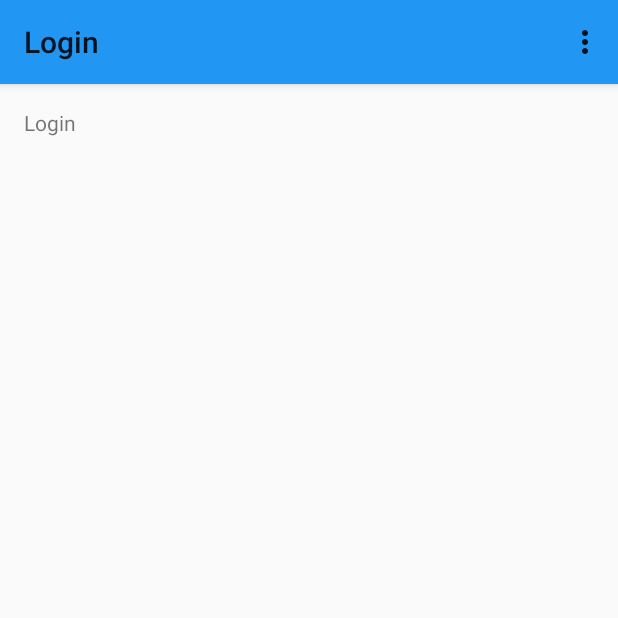
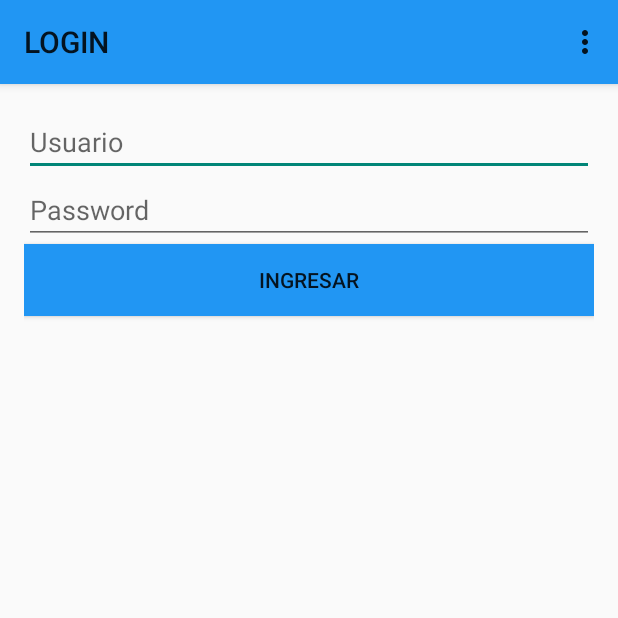
Before and after one commit to ivanpatos/tp_taller2, an Android app: the LoginActivity screen opened directly, with no data from a screen before it, on a phone screen of 412 x 824 dp, the top half of it. Run offline under Robolectric (Android 15) with nearby library versions, the phone set to English and light mode, and no system bars.

Commit message:
Agrego pantalla de login closes #3

```diff
--- a/src/UdriveClient/app/src/main/AndroidManifest.xml
+++ b/src/UdriveClient/app/src/main/AndroidManifest.xml
@@ -24,11 +24,11 @@
         </activity>
         <activity
             android:name=".activity.LoginActivity"
-            android:label="@string/title_activity_login" >
+            android:label="@string/login.actionBar.title" >
         </activity>
         <activity
             android:name=".activity.HomeActivity"
-            android:label="@string/title_activity_home" >
+            android:label="@string/home.actionBar.title" >
         </activity>
     </application>
 
--- a/src/UdriveClient/app/src/main/java/com/fiuba/taller2/UdriveClient/activity/LoginActivity.java
+++ b/src/UdriveClient/app/src/main/java/com/fiuba/taller2/UdriveClient/activity/LoginActivity.java
@@ -4,8 +4,18 @@ import android.support.v7.app.AppCompatActivity;
 import android.os.Bundle;
 import android.view.Menu;
 import android.view.MenuItem;
+import android.view.View;
+import android.widget.Button;
+import android.widget.TextView;
+import android.widget.Toast;
 
 import com.fiuba.taller2.UdriveClient.R;
+import com.fiuba.taller2.UdriveClient.dto.RegisterDTO;
+import com.fiuba.taller2.UdriveClient.task.RegisterAsyncTask;
+import com.fiuba.taller2.UdriveClient.validator.RegisterValidator;
+import com.google.gson.Gson;
+
+import java.util.concurrent.ExecutionException;
 
 public class LoginActivity extends AppCompatActivity {
 
@@ -36,4 +46,8 @@ public class LoginActivity extends AppCompatActivity {
 
         return super.onOptionsItemSelected(item);
     }
+
+    public void onClickLoginButton(View view) throws ExecutionException, InterruptedException {
+        Toast.makeText(this.getApplicationContext(), "Deberia loguear pero todavia no funciona", Toast.LENGTH_SHORT).show();
+    }
 }
--- a/src/UdriveClient/app/src/main/res/layout/activity_home.xml
+++ b/src/UdriveClient/app/src/main/res/layout/activity_home.xml
@@ -6,7 +6,7 @@
     android:paddingBottom="@dimen/activity_vertical_margin"
     tools:context="com.fiuba.taller2.UdriveClient.activity.HomeActivity">
 
-    <TextView android:text="@string/hello_world" android:layout_width="wrap_content"
+    <TextView android:text="@string/home.hello" android:layout_width="wrap_content"
         android:layout_height="wrap_content" />
 
 </RelativeLayout>
--- a/src/UdriveClient/app/src/main/res/layout/activity_login.xml
+++ b/src/UdriveClient/app/src/main/res/layout/activity_login.xml
@@ -6,8 +6,45 @@
     android:paddingBottom="@dimen/activity_vertical_margin"
     tools:context="com.fiuba.taller2.UdriveClient.activity.LoginActivity">
 
-    <TextView android:text="@string/title_activity_login" android:layout_width="wrap_content"
+
+    <EditText
+        android:layout_width="wrap_content"
         android:layout_height="wrap_content"
-        android:id="@+id/titleLoginActivity"/>
+        android:id="@+id/loginTextUsername"
+        android:layout_alignParentTop="true"
+        android:layout_alignParentLeft="true"
+        android:layout_alignParentStart="true"
+        android:layout_alignParentRight="true"
+        android:layout_alignParentEnd="true"
+        android:inputType="text"
+        android:autoText="false"
+        android:hint="@string/login.hint.username"/>
+
+    <EditText
+        android:layout_width="wrap_content"
+        android:layout_height="wrap_content"
+        android:id="@+id/loginTextPassword"
+        android:inputType="textPassword"
+        android:autoText="false"
+        android:hint="@string/login.hint.password"
+        android:layout_below="@+id/loginTextUsername"
+        android:layout_alignParentLeft="true"
+        android:layout_alignParentStart="true"
+        android:layout_alignRight="@+id/loginTextUsername"
+        android:layout_alignEnd="@+id/loginTextUsername" />
+
+
+    <Button
+        android:layout_width="wrap_content"
+        android:layout_height="wrap_content"
+        android:text="@string/login.button"
+        android:id="@+id/buttonLogin"
+        android:onClick="onClickLoginButton"
+        android:layout_below="@+id/loginTextPassword"
+        android:layout_alignParentLeft="true"
+        android:layout_alignParentStart="true"
+        android:layout_alignRight="@+id/loginTextPassword"
+        android:layout_alignEnd="@+id/loginTextPassword"
+        android:background="@color/lightBlue" />
 
 </RelativeLayout>
--- a/src/UdriveClient/app/src/main/res/values/strings.xml
+++ b/src/UdriveClient/app/src/main/res/values/strings.xml
@@ -12,7 +12,7 @@
     <string name="main.login">Inicia Sesion</string>
 
     <!-- Strings Register Activity -->
-    <string name="register.actionBar.title">Registro</string>
+    <string name="register.actionBar.title">REGISTRO</string>
     <string name="register.hint.username">Usuario</string>
     <string name="register.hint.name">Nombre</string>
     <string name="register.hint.email">Email</string>
@@ -29,12 +29,15 @@
 
 
     <!-- Strings Login Activity -->
-    <string name="title_activity_login">Login</string>
-    <string name="title_activity_home">HomeActivity</string>
-
-    <string name="hello_world">Hello world!</string>
+    <string name="login.actionBar.title">LOGIN</string>
+    <string name="login.hint.username">Usuario</string>
+    <string name="login.hint.password">Password</string>
+    <string name="login.button">Ingresar</string>
 
 
+    <!-- String Home Activity -->
+    <string name="home.actionBar.title">HOME</string>
+    <string name="home.hello">HOME</string>
 
 
 </resources>
```
